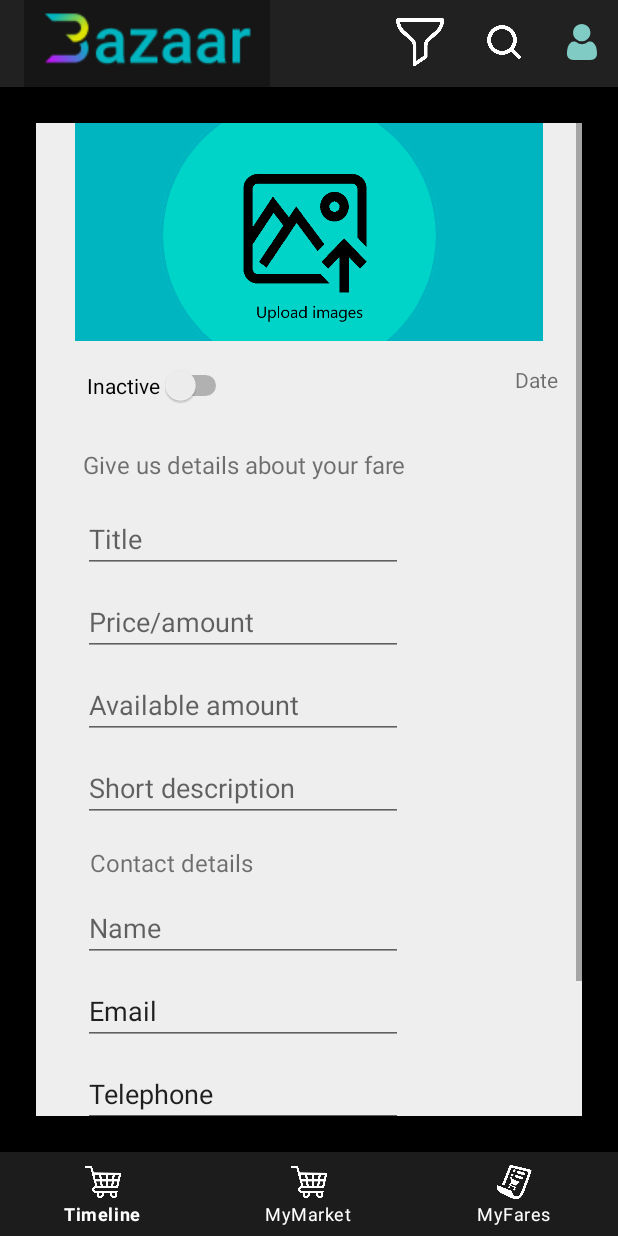
After one commit to ElekesRebeka/Bazaar, an Android app: the AddProductFragment screen opened through its navigation route, on a phone screen of 412 x 824 dp. The commit adds this screen. Run offline under Robolectric (Android 15) with nearby library versions, the phone set to English and light mode, and no system bars; our stand-ins replace navigation-ui.

Commit message:
Add fair fragment design created

```diff
--- /dev/null
+++ b/app/src/main/java/com/example/bazaar/ui/products/AddProductFragment.kt
@@ -0,0 +1,36 @@
+package com.example.bazaar.ui.products
+
+import android.os.Bundle
+import androidx.fragment.app.Fragment
+import android.view.LayoutInflater
+import android.view.View
+import android.view.ViewGroup
+import android.widget.Button
+import com.example.bazaar.R
+
+class AddProductFragment : Fragment() {
+    // TODO: Rename and change types of parameters
+    private lateinit var addProduct:Button
+
+    override fun onCreate(savedInstanceState: Bundle?) {
+        super.onCreate(savedInstanceState)
+
+    }
+
+    override fun onCreateView(
+        inflater: LayoutInflater, container: ViewGroup?,
+        savedInstanceState: Bundle?
+    ): View? {
+        // Inflate the layout for this fragment
+        val view = inflater.inflate(R.layout.fragment_add_product, container, false)
+        addProduct = view.findViewById(R.id.launch)
+        addProduct.setOnClickListener{
+
+        }
+        return view
+    }
+
+    companion object {
+
+    }
+}
--- a/app/src/main/java/com/example/bazaar/ui/products/MyMarketFragment.kt
+++ b/app/src/main/java/com/example/bazaar/ui/products/MyMarketFragment.kt
@@ -6,7 +6,9 @@ import androidx.fragment.app.Fragment
 import android.view.LayoutInflater
 import android.view.View
 import android.view.ViewGroup
+import android.widget.ImageButton
 import androidx.lifecycle.ViewModelProvider
+import androidx.navigation.fragment.findNavController
 import androidx.recyclerview.widget.DividerItemDecoration
 import androidx.recyclerview.widget.LinearLayoutManager
 import androidx.recyclerview.widget.RecyclerView
@@ -22,6 +24,7 @@ import com.example.bazaar.viewmodels.LoginViewModelFactory
 class MyMarketFragment : Fragment(), DataAdapter.OnItemClickListener, DataAdapter.OnItemLongClickListener {
 
     val factoryLogin = LoginViewModelFactory( Repository())
+    private lateinit var addProductButton: ImageButton
     private val loginViewModel: LoginViewModel by lazy{
         ViewModelProvider(requireActivity(),factoryLogin).get((LoginViewModel::class.java))
     }
@@ -52,6 +55,7 @@ class MyMarketFragment : Fragment(), DataAdapter.OnItemClickListener, DataAdapte
         // Inflate the layout for this fragment
         val view = inflater.inflate(R.layout.fragment_my_market, container, false)
         recycler_view = view.findViewById(R.id.recycler_view)
+        addProductButton = view.findViewById(R.id.addProductButton)
         Log.d("xxx","Logged in user ${loginViewModel.user.value}")
         setupRecyclerView()
         listViewModel.products.observe(viewLifecycleOwner){
@@ -62,6 +66,9 @@ class MyMarketFragment : Fragment(), DataAdapter.OnItemClickListener, DataAdapte
             adapter.setData(filteredList as ArrayList<Product>)
             //adapter.setData(listViewModel.products.value as ArrayList<Product>)
             adapter.notifyDataSetChanged()
+        }
+        addProductButton.setOnClickListener{
+            findNavController().navigate(R.id.action_myMarketFragment_to_addProductFragment)
         }
         return view
     }
--- /dev/null
+++ b/app/src/main/res/layout/fragment_add_product.xml
@@ -0,0 +1,192 @@
+<?xml version="1.0" encoding="utf-8"?>
+<ScrollView xmlns:app="http://schemas.android.com/apk/res-auto"
+    xmlns:tools="http://schemas.android.com/tools"
+    android:layout_width="match_parent"
+    android:layout_height="match_parent"
+    android:fillViewport="true"
+    xmlns:android="http://schemas.android.com/apk/res/android">
+
+<androidx.constraintlayout.widget.ConstraintLayout
+    android:background="#EEEEEE"
+    android:layout_width="match_parent"
+    android:layout_height="match_parent"
+    tools:context=".ui.products.AddProductFragment">
+
+    <ImageView
+        android:id="@+id/imageView4"
+        android:layout_width="wrap_content"
+        android:layout_height="145dp"
+        app:layout_constraintEnd_toEndOf="parent"
+        app:layout_constraintStart_toStartOf="parent"
+        app:layout_constraintTop_toTopOf="parent"
+        android:src="@drawable/upload" />
+
+    <Switch
+        android:id="@+id/switch1"
+        android:layout_width="wrap_content"
+        android:layout_height="wrap_content"
+        android:layout_marginTop="16dp"
+        android:text="@string/inactive"
+        app:layout_constraintEnd_toStartOf="@+id/textView"
+        app:layout_constraintHorizontal_bias="0.152"
+        app:layout_constraintStart_toStartOf="parent"
+        app:layout_constraintTop_toBottomOf="@+id/imageView4" />
+
+    <TextView
+        android:id="@+id/textView"
+        android:layout_width="wrap_content"
+        android:layout_height="wrap_content"
+        android:layout_marginTop="16dp"
+        android:layout_marginEnd="16dp"
+        android:text="Date"
+        app:layout_constraintEnd_toEndOf="parent"
+        app:layout_constraintTop_toBottomOf="@+id/imageView4" />
+
+    <TextView
+        android:id="@+id/textView5"
+        android:layout_width="wrap_content"
+        android:layout_height="wrap_content"
+        android:layout_marginTop="28dp"
+        android:text="Give us details about your fare"
+        android:textSize="16sp"
+        app:layout_constraintEnd_toEndOf="parent"
+        app:layout_constraintHorizontal_bias="0.209"
+        app:layout_constraintStart_toStartOf="parent"
+        app:layout_constraintTop_toBottomOf="@+id/switch1" />
+
+    <EditText
+        android:id="@+id/title"
+        android:layout_width="wrap_content"
+        android:layout_height="wrap_content"
+        android:layout_marginTop="16dp"
+        android:ems="10"
+        android:inputType="textPersonName"
+        android:hint="Title"
+        app:layout_constraintEnd_toEndOf="parent"
+        app:layout_constraintHorizontal_bias="0.209"
+        app:layout_constraintStart_toStartOf="parent"
+        app:layout_constraintTop_toBottomOf="@+id/textView5" />
+
+    <EditText
+        android:id="@+id/price"
+        android:layout_width="wrap_content"
+        android:layout_height="wrap_content"
+        android:layout_marginTop="10dp"
+        android:ems="10"
+        android:inputType="textPersonName"
+        android:hint="Price/amount"
+        app:layout_constraintEnd_toEndOf="parent"
+        app:layout_constraintHorizontal_bias="0.209"
+        app:layout_constraintStart_toStartOf="parent"
+        app:layout_constraintTop_toBottomOf="@+id/title" />
+
+    <EditText
+        android:id="@+id/amount"
+        android:layout_width="wrap_content"
+        android:layout_height="wrap_content"
+        android:layout_marginTop="10dp"
+        android:ems="10"
+        android:inputType="textPersonName"
+        android:hint="Available amount"
+        app:layout_constraintEnd_toEndOf="parent"
+        app:layout_constraintHorizontal_bias="0.209"
+        app:layout_constraintStart_toStartOf="parent"
+        app:layout_constraintTop_toBottomOf="@+id/price" />
+
+    <EditText
+        android:id="@+id/editTextTextPersonName6"
+        android:layout_width="wrap_content"
+        android:layout_height="wrap_content"
+        android:layout_marginTop="10dp"
+        android:ems="10"
+        android:inputType="textPersonName"
+        android:hint="Short description"
+        app:layout_constraintEnd_toEndOf="parent"
+        app:layout_constraintHorizontal_bias="0.209"
+        app:layout_constraintStart_toStartOf="parent"
+        app:layout_constraintTop_toBottomOf="@+id/amount" />
+
+    <TextView
+        android:id="@+id/textView6"
+        android:layout_width="wrap_content"
+        android:layout_height="wrap_content"
+        android:layout_marginTop="16dp"
+        android:text="Contact details"
+        android:textSize="16sp"
+        app:layout_constraintEnd_toEndOf="parent"
+        app:layout_constraintHorizontal_bias="0.141"
+        app:layout_constraintStart_toStartOf="parent"
+        app:layout_constraintTop_toBottomOf="@+id/editTextTextPersonName6" />
+
+    <EditText
+        android:id="@+id/nameProd"
+        android:layout_width="wrap_content"
+        android:layout_height="wrap_content"
+        android:layout_marginTop="10dp"
+        android:ems="10"
+        android:inputType="textPersonName"
+        android:hint="Name"
+        app:layout_constraintEnd_toEndOf="parent"
+        app:layout_constraintHorizontal_bias="0.209"
+        app:layout_constraintStart_toStartOf="parent"
+        app:layout_constraintTop_toBottomOf="@+id/textView6" />
+
+    <EditText
+        android:id="@+id/emailProd"
+        android:layout_width="wrap_content"
+        android:layout_height="wrap_content"
+        android:layout_marginTop="10dp"
+        android:ems="10"
+        android:inputType="textPersonName"
+        android:text="Email"
+        app:layout_constraintEnd_toEndOf="parent"
+        app:layout_constraintHorizontal_bias="0.209"
+        app:layout_constraintStart_toStartOf="parent"
+        app:layout_constraintTop_toBottomOf="@+id/nameProd" />
+
+    <EditText
+        android:id="@+id/telProd"
+        android:layout_width="wrap_content"
+        android:layout_height="wrap_content"
+        android:layout_marginTop="10dp"
+        android:ems="10"
+        android:inputType="textPersonName"
+        android:text="Telephone"
+        app:layout_constraintEnd_toEndOf="parent"
+        app:layout_constraintHorizontal_bias="0.209"
+        app:layout_constraintStart_toStartOf="parent"
+        app:layout_constraintTop_toBottomOf="@+id/emailProd" />
+
+    <Button
+        android:id="@+id/preview"
+        android:layout_width="match_parent"
+        android:layout_height="wrap_content"
+        android:layout_marginLeft="20dp"
+        android:layout_marginRight="20dp"
+        android:backgroundTint="@color/black"
+        android:text="Preview my fair"
+        android:textColor="@color/white"
+        app:cornerRadius="15dp"
+        app:strokeColor="@color/white"
+        app:strokeWidth="1dp"
+        app:layout_constraintEnd_toEndOf="parent"
+        app:layout_constraintStart_toStartOf="parent"
+        app:layout_constraintTop_toBottomOf="@+id/telProd" />
+
+    <Button
+        android:id="@+id/launch"
+        android:layout_width="match_parent"
+        android:layout_height="wrap_content"
+        android:layout_marginLeft="20dp"
+        android:layout_marginRight="20dp"
+        android:backgroundTint="@color/black"
+        android:text="Launch my fair"
+        android:textColor="@color/white"
+        app:cornerRadius="15dp"
+        app:strokeColor="@color/white"
+        app:strokeWidth="1dp"
+        app:layout_constraintEnd_toEndOf="parent"
+        app:layout_constraintStart_toStartOf="parent"
+        app:layout_constraintTop_toBottomOf="@+id/preview" />
+</androidx.constraintlayout.widget.ConstraintLayout>
+</ScrollView>
--- a/app/src/main/res/layout/fragment_my_market.xml
+++ b/app/src/main/res/layout/fragment_my_market.xml
@@ -22,4 +22,16 @@
         tools:itemCount="10"
         tools:listitem="@layout/item_layout" />
 
+    <ImageButton
+        android:id="@+id/addProductButton"
+        android:layout_width="wrap_content"
+        android:layout_height="wrap_content"
+        android:layout_marginBottom="4dp"
+        android:background="@android:color/transparent"
+        android:src="@drawable/rsz_plus"
+        app:layout_constraintBottom_toBottomOf="parent"
+        app:layout_constraintEnd_toEndOf="parent"
+        app:layout_constraintHorizontal_bias="0.994"
+        app:layout_constraintStart_toStartOf="parent" />
+
 </androidx.constraintlayout.widget.ConstraintLayout>
--- a/app/src/main/res/navigation/nav_graph.xml
+++ b/app/src/main/res/navigation/nav_graph.xml
@@ -66,10 +66,19 @@
         android:id="@+id/myMarketFragment"
         android:name="com.example.bazaar.ui.products.MyMarketFragment"
         android:label="fragment_my_market"
-        tools:layout="@layout/fragment_my_market" />
+        tools:layout="@layout/fragment_my_market" >
+        <action
+            android:id="@+id/action_myMarketFragment_to_addProductFragment"
+            app:destination="@id/addProductFragment" />
+    </fragment>
     <fragment
         android:id="@+id/productDetailFragment"
         android:name="com.example.bazaar.ui.products.ProductDetailFragment"
         android:label="fragment_product_detail"
         tools:layout="@layout/fragment_product_detail" />
+    <fragment
+        android:id="@+id/addProductFragment"
+        android:name="com.example.bazaar.ui.products.AddProductFragment"
+        android:label="fragment_add_product"
+        tools:layout="@layout/fragment_add_product" />
 </navigation>
--- a/app/src/main/res/values/strings.xml
+++ b/app/src/main/res/values/strings.xml
@@ -17,4 +17,5 @@
     <string name="search">Search</string>
     <string name="profile">Profile</string>
     <string name="orderButton">Order now</string>
+    <string name="inactive">Inactive</string>
 </resources>
```
Also changed, not shown: app/src/main/res/drawable-v24/rsz_plus.png (added), app/src/main/res/drawable-v24/upload.png (added).
